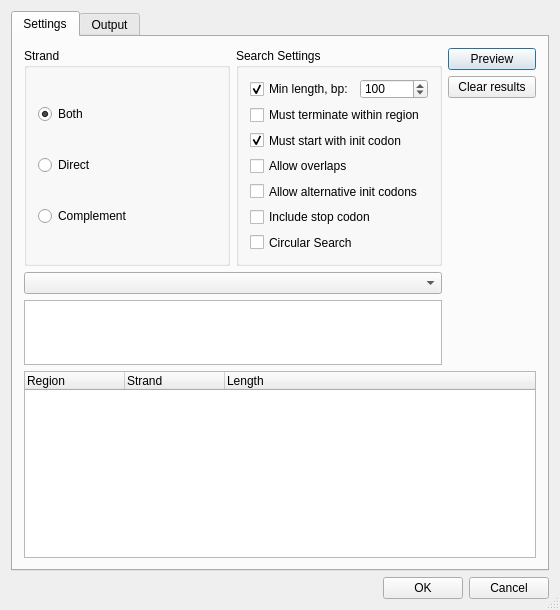
Old version of the form src/plugins/orf_marker/src/ui/ORFDialogUI.ui in the repository violethaze74/ugene.
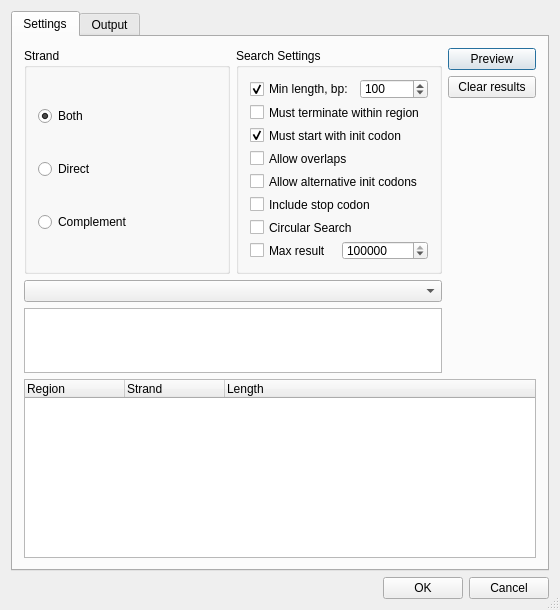
New version of the form.

Commit message: UGENE-440 is fixed (Added max result to ORF configuration properties)

```diff
--- a/src/plugins/orf_marker/src/ui/ORFDialogUI.ui
+++ b/src/plugins/orf_marker/src/ui/ORFDialogUI.ui
@@ -58,6 +58,9 @@
         <layout class="QGridLayout" name="gridLayout">
          <item row="0" column="0">
           <layout class="QHBoxLayout" name="horizontalLayout_2">
+           <property name="spacing">
+            <number>6</number>
+           </property>
            <item>
             <widget class="QGroupBox" name="bgStrand">
              <property name="sizePolicy">
@@ -136,6 +139,9 @@
               <string>Search Settings</string>
              </property>
              <layout class="QVBoxLayout" name="verticalLayout_3">
+              <property name="spacing">
+               <number>4</number>
+              </property>
               <item>
                <layout class="QHBoxLayout" name="horizontalLayout">
                 <item>
@@ -280,6 +286,36 @@
                 </property>
                </widget>
               </item>
+              <item>
+               <layout class="QHBoxLayout" name="horizontalLayout_3">
+                <property name="leftMargin">
+                 <number>0</number>
+                </property>
+                <property name="topMargin">
+                 <number>0</number>
+                </property>
+                <item>
+                 <widget class="QCheckBox" name="maxResult">
+                  <property name="text">
+                   <string>Max result</string>
+                  </property>
+                 </widget>
+                </item>
+                <item>
+                 <widget class="QSpinBox" name="maxResultField">
+                  <property name="maximum">
+                   <number>500000</number>
+                  </property>
+                  <property name="singleStep">
+                   <number>100</number>
+                  </property>
+                  <property name="value">
+                   <number>200000</number>
+                  </property>
+                 </widget>
+                </item>
+               </layout>
+              </item>
              </layout>
             </widget>
            </item>
```
The commit also changes 10 other files.
